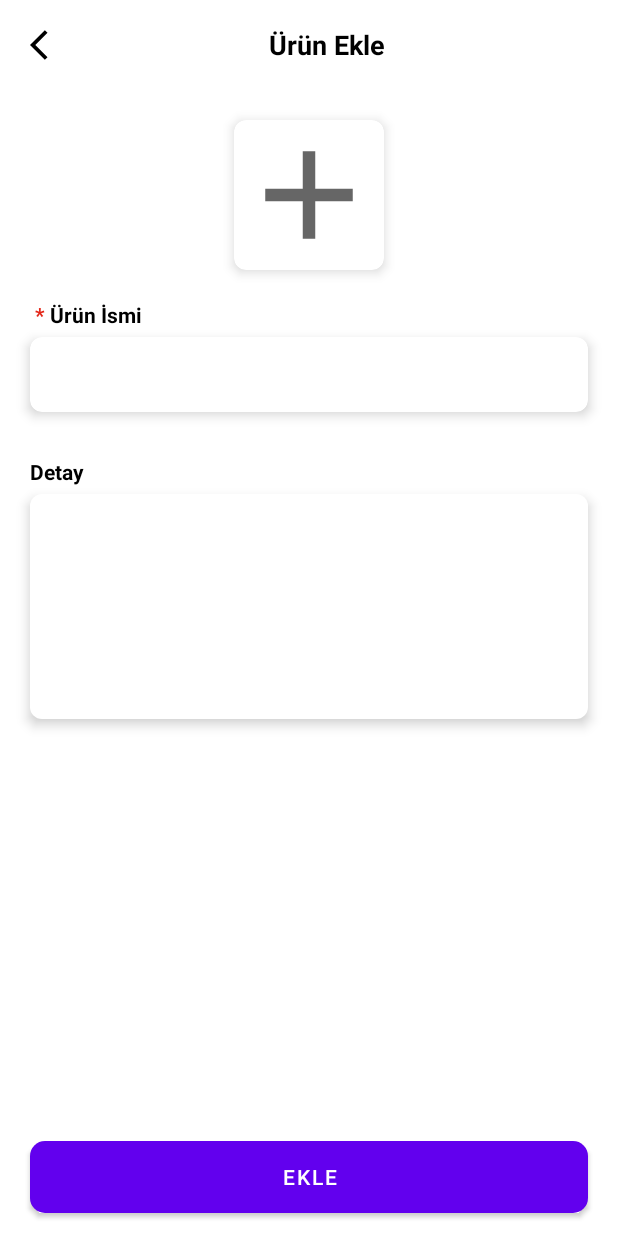
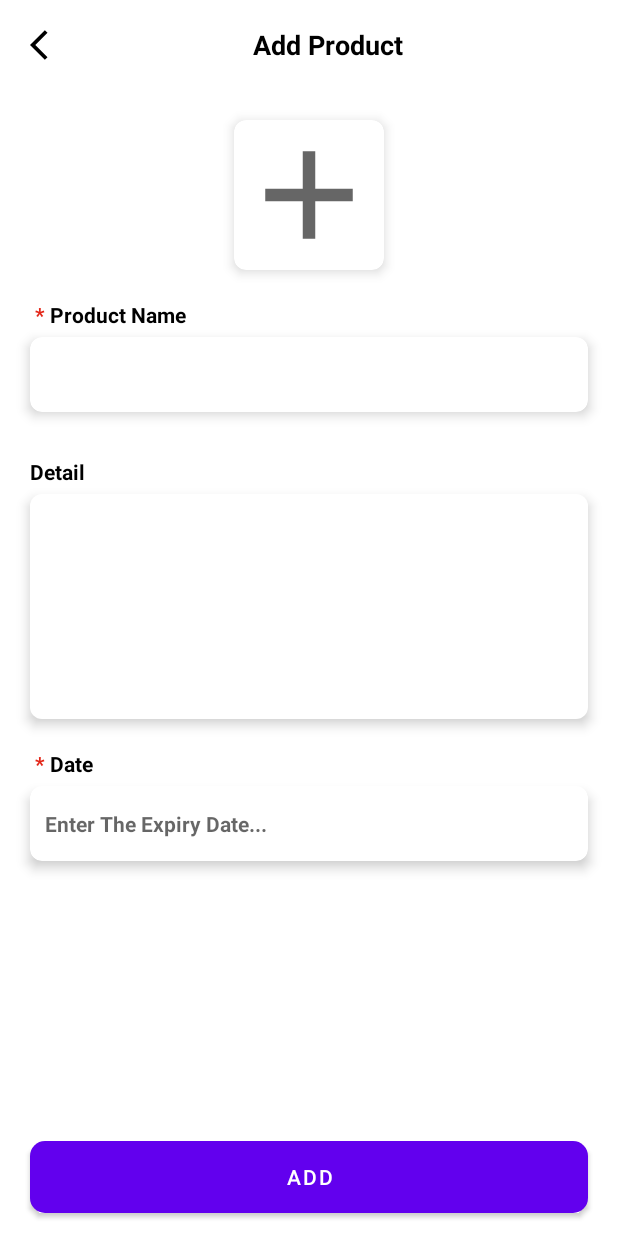
Before and after one commit to Yusuffkoc/ExpiryDate, an Android app: the AddProductFragment screen opened through its navigation route, on a phone screen of 412 x 824 dp. Run offline under Robolectric (Android 15) with nearby library versions, the phone set to English and light mode, and no system bars; our stand-ins replace Dagger/Hilt's generated code, Room's generated code, data binding; libraries missing offline, so code that uses them is left out: com.afollestad.materialdialogs, com.github.dhaval2404.imagepicker.

Commit message:
select date config

```diff
--- a/app/src/main/res/layout/fragment_add_product.xml
+++ b/app/src/main/res/layout/fragment_add_product.xml
@@ -35,12 +35,12 @@
                     app:cardElevation="@dimen/dp_5">
 
                     <ImageView
-                        android:adjustViewBounds="true"
-                        android:scaleType="fitXY"
                         android:id="@+id/productImage_iv"
                         android:layout_width="@dimen/dp_100"
                         android:layout_height="@dimen/dp_100"
                         android:layout_gravity="center"
+                        android:adjustViewBounds="true"
+                        android:scaleType="fitXY"
                         android:src="@drawable/ic_baseline_add_24" />
                 </androidx.cardview.widget.CardView>
 
@@ -104,6 +104,54 @@
                     android:layout_height="@dimen/dp_150"
                     android:padding="@dimen/dp_10" />
 
+                <LinearLayout
+                    android:layout_width="wrap_content"
+                    android:layout_height="wrap_content"
+                    android:layout_marginStart="@dimen/dp_20">
+
+                    <TextView
+                        android:id="@+id/select_Date_tv"
+                        android:layout_width="wrap_content"
+                        android:layout_height="wrap_content"
+                        android:layout_marginBottom="@dimen/dp_5"
+                        android:text=" * "
+                        android:textColor="@color/red"
+                        android:textStyle="bold" />
+
+                    <TextView
+                        android:id="@+id/select_Date_tv_title"
+                        android:layout_width="wrap_content"
+                        android:layout_height="wrap_content"
+                        android:layout_marginBottom="@dimen/dp_5"
+                        android:text="@string/date_title"
+                        android:textColor="@color/black"
+                        android:textStyle="bold" />
+
+
+                </LinearLayout>
+
+                <androidx.cardview.widget.CardView
+                    android:id="@+id/date_Select_cv"
+                    android:layout_width="match_parent"
+                    android:layout_height="wrap_content"
+                    android:layout_marginStart="@dimen/dp_20"
+                    android:layout_marginEnd="@dimen/dp_20"
+                    app:cardCornerRadius="@dimen/dp_8"
+                    android:layout_marginBottom="@dimen/dp_20"
+                    app:cardElevation="@dimen/dp_5">
+
+                    <TextView
+                        android:id="@+id/selectDate"
+                        android:layout_width="match_parent"
+                        android:layout_height="@dimen/dp_50"
+                        android:background="@null"
+                        android:textStyle="bold"
+                        android:hint="@string/date_explanation"
+                        android:gravity="center_vertical"
+                        android:padding="@dimen/dp_10"
+                        android:singleLine="true" />
+                </androidx.cardview.widget.CardView>
+
             </LinearLayout>
         </ScrollView>
 
--- a/app/src/main/res/values/strings.xml
+++ b/app/src/main/res/values/strings.xml
@@ -3,28 +3,31 @@
 
     //Home Page Fragment
     <string name="hello_blank_fragment">Hello blank fragment</string>
-    <string name="expiry_date">Son Kullanma Tarihi :</string>
-    <string name="task_canceled">Fotograf Yükleme İptal Edildi.</string>
-    <string name="loading">Yükleniyor...!!!</string>
-    <string name="uploaded_image">Fotoğraf Yükleme Tamamlandı.</string>
+    <string name="expiry_date">Expiry Date :</string>
+    <string name="task_canceled">Image Upload Canceled.</string>
+    <string name="loading">Loading...!!!</string>
+    <string name="uploaded_image">Image Upload Succeed.</string>
 
     //Add Product
-    <string name="add_product_name">Ürün İsmi</string>
-    <string name="add_product_button">Ekle</string>
-    <string name="product_detail">Detay</string>
-    <string name="add_new_product">Ürün Ekle</string>
-    <string name="update_new_product">Ürün Güncelle</string>
-    <string name="empty_product_name">Lütfen Ürün İsmi Giriniz!!!</string>
-    <string name="update_btn">Güncelle</string>
+    <string name="add_product_name">Product Name</string>
+    <string name="add_product_button">Add</string>
+    <string name="product_detail">Detail</string>
+    <string name="add_new_product">Add Product</string>
+    <string name="update_new_product">Update Product</string>
+    <string name="empty_product_name">Please Enter Product Name!!!</string>
+    <string name="empty_product_date">Please Enter Product Date!!!</string>
+    <string name="update_btn">Update</string>
+    <string name="date_title">Date</string>
+    <string name="date_explanation">Enter The Expiry Date...</string>
 
 
     //Image Picker
     <string name="image_picker_provider_authority_suffix" translatable="false">.imagepicker.provider</string>
 
-    <string name="title_choose_image_provider">Fotoğraf</string>
-    <string name="action_cancel">İptal</string>
-    <string name="title_gallery">Galeri</string>
-    <string name="title_camera">Kamera</string>
+<!--    <string name="title_choose_image_provider">Fotoğraf</string>-->
+<!--    <string name="action_cancel">İptal</string>-->
+<!--    <string name="title_gallery">Galeri</string>-->
+<!--    <string name="title_camera">Kamera</string>-->
 
     <string name="permission_camera_denied">
         <![CDATA[Camera permission is needed to take a picture. Please allow permission from Settings > Permissions.]]></string>
@@ -37,11 +40,11 @@
     <string name="error_camera_app_not_found">Camera app not found</string>
 
     <!-- uCrop string resource start -->
-    <string name="ucrop_label_original">Original</string>
-    <string name="ucrop_label_edit_photo">Düzenle</string>
-    <string name="ucrop_menu_crop">Kes</string>
-    <string name="ucrop_rotate">Döndür</string>
-    <string name="ucrop_scale">Scale</string>
-    <string name="ucrop_crop">Kes</string>
+<!--    <string name="ucrop_label_original">Original</string>-->
+<!--    <string name="ucrop_label_edit_photo">Düzenle</string>-->
+<!--    <string name="ucrop_menu_crop">Kes</string>-->
+<!--    <string name="ucrop_rotate">Döndür</string>-->
+<!--    <string name="ucrop_scale">Scale</string>-->
+<!--    <string name="ucrop_crop">Kes</string>-->
     <!-- uCrop string resource end -->
 </resources>
```
Also changed, not shown: app/src/main/java/com/example/expirydate/view/AddProductFragment.kt (+46 -8 lines), app/src/main/java/com/example/expirydate/viewModel/AddProductViewModel.kt (+7 -12 lines).
